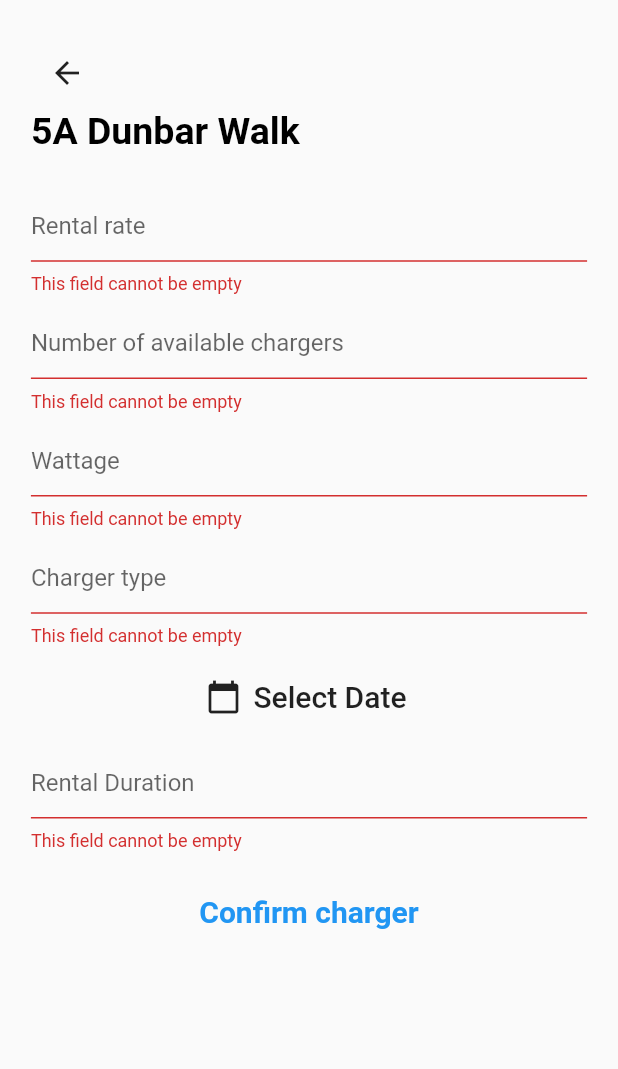
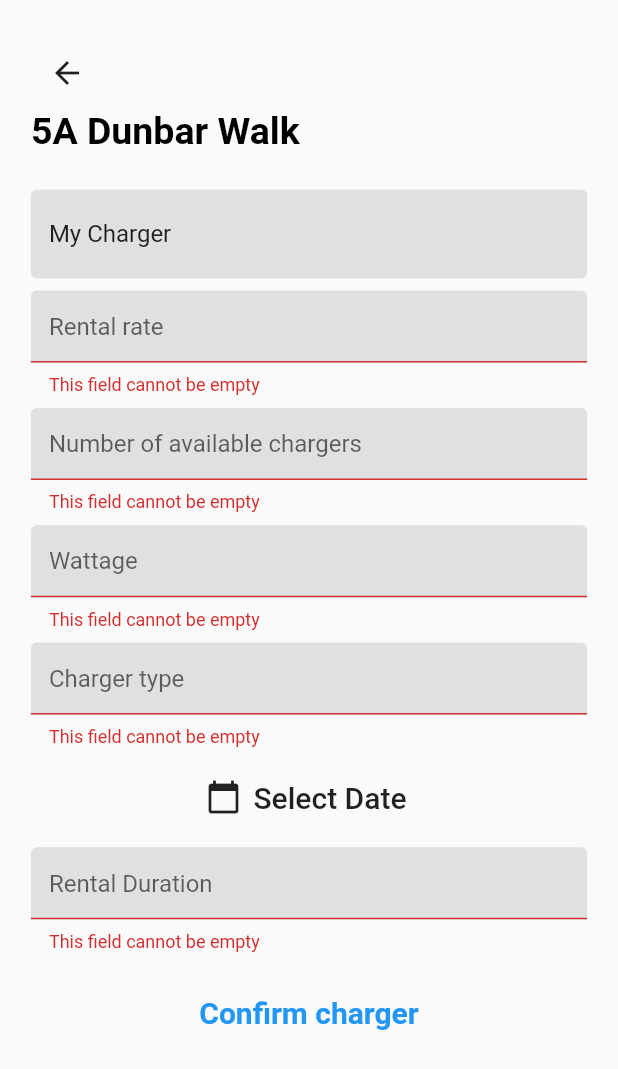
Before and after one commit to xRossKoh/chargEV, a Flutter app: the ChargerSetUp screen opened directly, after a tap on "Confirm charger", on a phone screen of 412 x 824 dp. Shown: the top 1069 px of the screen. Run offline on Flutter 3.47's test engine with Material 2 defaults, Android fonts, the phone set to English and light mode, and no system bars; our stand-ins replace cloud_firestore, firebase_auth, firebase_core; missing offline and left inert: duration; accounts and stored records are empty; network calls fail.

Commit message:
Add additional text field for Charger nickname.
Also added dispose methods for TextControllers when charger_setup is
popped off the widget tree.

Change all text fields in charger_setup to use the constant
textInputDecoration in constants.dart.

Change navigational behaviour between charger_setup and
setup_confirmation. Now, setup_confirmation will return a `true` value
back to charger_setup to indicate that a charger was added to the
database. If charger_setup receives `true` from setup_confimation,
charger_setup will pop itself off the widget tree (since we have added
the charger already) and push my_chargers onto the widget tree.

```diff
--- a/lib/screens/charger_setup.dart
+++ b/lib/screens/charger_setup.dart
@@ -1,17 +1,21 @@
+import 'package:charg_ev/constants.dart';
 import 'package:flutter/material.dart';
 import 'package:charg_ev/components/location_appbar.dart';
 import 'package:charg_ev/models/charger.dart';
 import 'package:flutter/services.dart';
 import 'package:intl/intl.dart';
 
-class FieldValidators{
-  static String stringValidator(String val){
-    return val.isEmpty? 'This field cannot be empty': null;
+class FieldValidators {
+  static String stringValidator(String val) {
+    return val.isEmpty ? 'This field cannot be empty' : null;
   }
 
-  static String rateValidator(String val){
-    return val.isEmpty? 'This field cannot be empty'
-        : val.contains(',')? 'Please enter a valid decimal rate': null;
+  static String rateValidator(String val) {
+    return val.isEmpty
+        ? 'This field cannot be empty'
+        : val.contains(',')
+            ? 'Please enter a valid decimal rate'
+            : null;
   }
 }
 
@@ -23,7 +27,6 @@ class ChargerSetUp extends StatefulWidget {
 }
 
 class _ChargerSetUpState extends State<ChargerSetUp> {
-
   final _formKey = GlobalKey<FormState>();
 
   // // text editing controllers
@@ -32,10 +35,22 @@ class _ChargerSetUpState extends State<ChargerSetUp> {
   TextEditingController wattageEditingController = new TextEditingController();
   TextEditingController typeEditingController = new TextEditingController();
   TextEditingController durationEditingController = new TextEditingController();
+  TextEditingController nicknameEditingController =
+      new TextEditingController(text: 'My Charger');
+
+  @override
+  void dispose() {
+    rateEditingController.dispose();
+    totalEditingController.dispose();
+    wattageEditingController.dispose();
+    typeEditingController.dispose();
+    durationEditingController.dispose();
+    nicknameEditingController.dispose();
+    super.dispose();
+  }
 
   @override
   Widget build(BuildContext context) {
-
     // query size of screen
     Size size = MediaQuery.of(context).size;
 
@@ -44,7 +59,10 @@ class _ChargerSetUpState extends State<ChargerSetUp> {
       body: SafeArea(
         child: Column(
           children: [
-            LocationAppBar(location: '5A Dunbar Walk', withCurrentLocation: false,),
+            LocationAppBar(
+              location: '5A Dunbar Walk',
+              withCurrentLocation: false,
+            ),
             Padding(
               padding: EdgeInsets.fromLTRB(
                   size.width * 0.05, size.height * 0.03, size.width * 0.05, 0),
@@ -53,11 +71,17 @@ class _ChargerSetUpState extends State<ChargerSetUp> {
                 child: Column(
                   children: [
                     TextFormField(
+                      controller: nicknameEditingController,
+                      decoration: textInputDecoration.copyWith(
+                          hintText: 'Give a name for this charger'),
+                      validator: (val) =>
+                          val.isEmpty ? 'Give a name for this charger' : null,
+                    ),
+                    SizedBox(height: size.height * 0.01),
+                    TextFormField(
                       controller: rateEditingController,
-                      decoration: InputDecoration(
-                        hintText: 'Rental rate',
-                        suffixText: 'SGD/kWh'
-                      ),
+                      decoration: textInputDecoration.copyWith(
+                          hintText: 'Rental rate', suffixText: 'SGD/kWh'),
                       validator: FieldValidators.rateValidator,
                       keyboardType: TextInputType.number,
                       // inputFormatters: [
@@ -70,7 +94,7 @@ class _ChargerSetUpState extends State<ChargerSetUp> {
                     SizedBox(height: size.height * 0.01),
                     TextFormField(
                       controller: totalEditingController,
-                      decoration: InputDecoration(
+                      decoration: textInputDecoration.copyWith(
                         hintText: 'Number of available chargers',
                       ),
                       validator: FieldValidators.stringValidator,
@@ -85,10 +109,8 @@ class _ChargerSetUpState extends State<ChargerSetUp> {
                     SizedBox(height: size.height * 0.01),
                     TextFormField(
                       controller: wattageEditingController,
-                      decoration: InputDecoration(
-                        hintText: 'Wattage',
-                        suffixText: 'kWh'
-                      ),
+                      decoration: textInputDecoration.copyWith(
+                          hintText: 'Wattage', suffixText: 'kWh'),
                       validator: FieldValidators.stringValidator,
                       keyboardType: TextInputType.number,
                       inputFormatters: [
@@ -101,7 +123,7 @@ class _ChargerSetUpState extends State<ChargerSetUp> {
                     SizedBox(height: size.height * 0.01),
                     TextFormField(
                       controller: typeEditingController,
-                      decoration: InputDecoration(
+                      decoration: textInputDecoration.copyWith(
                         hintText: 'Charger type',
                       ),
                       validator: FieldValidators.stringValidator,
@@ -117,11 +139,10 @@ class _ChargerSetUpState extends State<ChargerSetUp> {
                     FlatButton.icon(
                       onPressed: () async {
                         final DateTime picked = await showDatePicker(
-                          context: context,
-                          initialDate: DateTime.now(),
-                          firstDate: DateTime.now(),
-                          lastDate: DateTime(2030)
-                        );
+                            context: context,
+                            initialDate: DateTime.now(),
+                            firstDate: DateTime.now(),
+                            lastDate: DateTime(2030));
                         // if (picked != null) {
                         //   setState(() => newCharger.setDate(picked));
                         // }
@@ -139,10 +160,8 @@ class _ChargerSetUpState extends State<ChargerSetUp> {
                     SizedBox(height: size.height * 0.01),
                     TextFormField(
                       controller: durationEditingController,
-                      decoration: InputDecoration(
-                        hintText: 'Rental Duration',
-                        suffixText: 'hr(s)'
-                      ),
+                      decoration: textInputDecoration.copyWith(
+                          hintText: 'Rental Duration', suffixText: 'hr(s)'),
                       validator: FieldValidators.stringValidator,
                       keyboardType: TextInputType.number,
                       inputFormatters: [
@@ -154,20 +173,28 @@ class _ChargerSetUpState extends State<ChargerSetUp> {
                     ),
                     SizedBox(height: size.height * 0.02),
                     TextButton(
-                      onPressed: () {
+                      onPressed: () async {
                         if (_formKey.currentState.validate()) {
                           // await _databaseService.addCharger(newCharger);
-                          Navigator.pushNamed(context, '/setup_confirmation',
+                          dynamic result = await Navigator.pushNamed(
+                              context, '/setup_confirmation',
                               arguments: Charger(
+                                nickname: nicknameEditingController.text,
                                 location: '5A Dunbar Walk',
                                 rate: double.parse(rateEditingController.text),
-                                available: int.parse(totalEditingController.text),
+                                available:
+                                    int.parse(totalEditingController.text),
                                 total: int.parse(totalEditingController.text),
-                                wattage: int.parse(wattageEditingController.text),
+                                wattage:
+                                    int.parse(wattageEditingController.text),
                                 type: int.parse(typeEditingController.text),
                                 datetime: DateTime.now(),
-                                duration: int.parse(durationEditingController.text),
+                                duration:
+                                    int.parse(durationEditingController.text),
                               ));
+                          if (result == true) {
+                            Navigator.pushReplacementNamed(context, '/my_chargers');
+                          }
                         }
                       },
                       child: Text(
--- a/lib/screens/setup_confirmation.dart
+++ b/lib/screens/setup_confirmation.dart
@@ -242,7 +242,7 @@ class _SetUpConfirmationState extends State<SetUpConfirmation> {
                     child: FlatButton(
                       onPressed: () async {
                         await _databaseService.addCharger(charger);
-                        Navigator.pop(context);
+                        Navigator.pop(context, true);
                       },
                       padding: EdgeInsets.symmetric(horizontal: 0, vertical: size.height * 0.01),
                       child: Text(
--- a/lib/services/database.dart
+++ b/lib/services/database.dart
@@ -30,6 +30,7 @@ class DatabaseService {
   // add charger for booking
   Future addCharger(Charger charger) async {
     return await userCollection.doc(this.uid).collection('chargers').add({
+      'nickname': charger.nickname,
       'location': charger.location,
       'rate': charger.rate,
       'available': charger.available,
@@ -93,6 +94,7 @@ class DatabaseService {
   List<Charger> snapshotToChargerList(QuerySnapshot snapshot) {
     return snapshot.docs
         .map((doc) => Charger(
+              nickname: doc.get('nickname') ?? 'My Charger',
               location: doc.get('location'),
               rate: doc.get('rate'),
               type: doc.get('type'),
```
